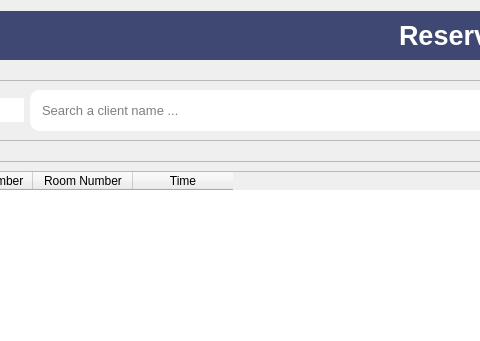
The window that checking.ui (mindt102/HotelManagementSystem) describes before a commit, drawn with Qt 5; both pictures show x 230 to 710 and y 0 to 341 of the 1428 by 779 pixel window.
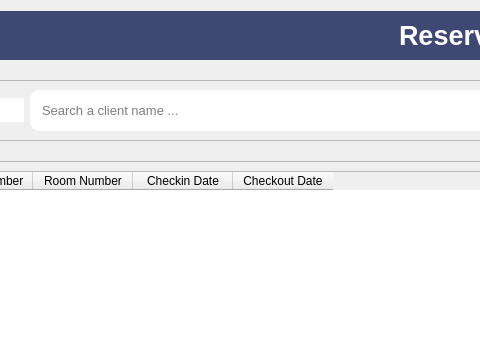
The same window after the commit. Icons and pictures are not drawn.

Commit message: finish checking

Patch:
```diff
--- a/checking.ui
+++ b/checking.ui
@@ -172,7 +172,12 @@
         </column>
         <column>
          <property name="text">
-          <string>Time</string>
+          <string>Checkin Date</string>
+         </property>
+        </column>
+        <column>
+         <property name="text">
+          <string>Checkout Date</string>
          </property>
         </column>
        </widget>
```
Left out of the diff: 4 changed lines with no effect on the pictures. The commit also changes 3 other files.
